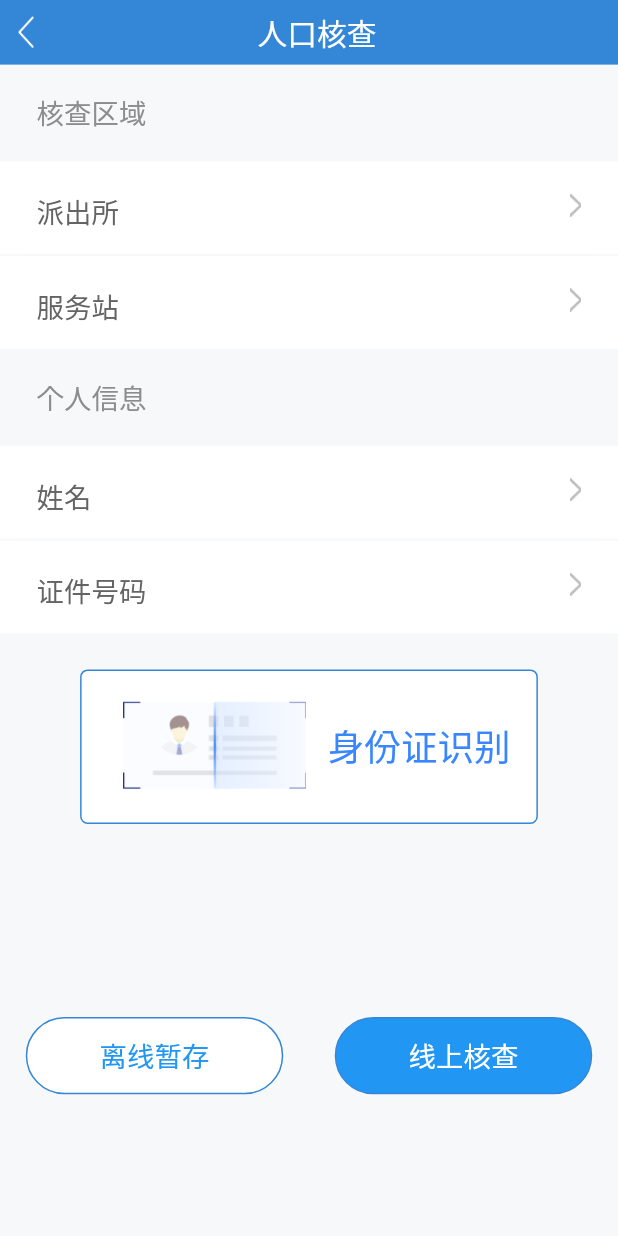
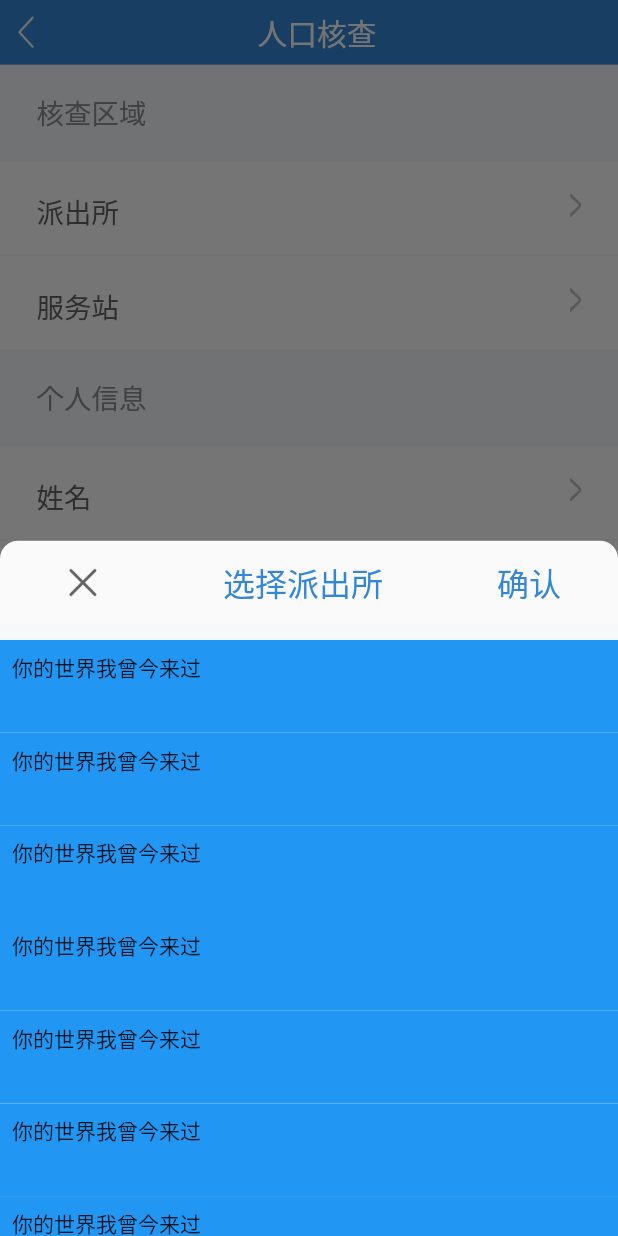
Before and after one commit to qianglifei/flutter_jwt, a Flutter app: the PeopleCheckScreen widget shown alone on an empty page, opened directly, after a tap on "服务站", on a phone screen of 412 x 824 dp. Run offline on Flutter 3.47's test engine with Material 2 defaults, Android fonts, the phone set to English and light mode, and no system bars; our stand-ins replace cookie_jar, dio, flutter_screenutil, shared_preferences, sqflite; accounts and stored records are empty.

Commit message:
1.首页界面搭建

```diff
--- a/lib/db/persion_db_provider.dart
+++ b/lib/db/persion_db_provider.dart
@@ -1,6 +1,3 @@
-
-import 'dart:html';
-
 import 'package:jwt/db/base_db_provider.dart';
 import 'package:jwt/entity/user_entity.dart';
 import 'package:sqflite/sqflite.dart';
--- a/lib/main/first_page/people_check_screen.dart
+++ b/lib/main/first_page/people_check_screen.dart
@@ -18,6 +18,9 @@ class PeopleCheckScreen extends BaseWidget{
 }
 
 class PeopleCheckScreenState extends BaseWidgetState<PeopleCheckScreen> {
+  List _list = [];
+  String _title = "";
+  Color _color;
   @override
   CustomAppBar getAppBar() {
     // TODO: implement getAppBar
@@ -71,6 +74,84 @@ class PeopleCheckScreenState extends BaseWidgetState<PeopleCheckScreen> {
                 "服务站",
                 callBack: (){
                   print("服务站被点击");
+                  showModalBottomSheet(
+                    shape: RoundedRectangleBorder(
+                      borderRadius: BorderRadius.only(topLeft: Radius.circular(12),topRight: Radius.circular(12)),
+                    ),
+                    context: context,
+                    builder: (BuildContext context) {
+                      return new Container(
+                        height: ScreenUtil().setHeight(1200),
+                        width: ScreenUtil().uiSize.width,
+                        child: Column(
+                          children: <Widget>[
+                            Container(
+                              height: ScreenUtil().setHeight(130),
+                              width: ScreenUtil().uiSize.width,
+                              child: Row(
+                                mainAxisSize: MainAxisSize.max,
+                                mainAxisAlignment: MainAxisAlignment.spaceAround,
+                                crossAxisAlignment: CrossAxisAlignment.center,
+                                children: <Widget>[
+                                    Image.asset(
+                                      "images/icon_close.png",
+                                      width: ScreenUtil().setWidth(91),
+                                      height: ScreenUtil().setHeight(91),
+                                      fit: BoxFit.contain,
+                                    ),
+                                    Text("选择派出所",style: TextStyle(fontSize: ScreenUtil().setSp(56),color: Color.fromRGBO(52,135,215,1))),
+                                    Text("确认",style: TextStyle(fontSize: ScreenUtil().setSp(56),color: Color.fromRGBO(52,135,215,1))),
+                                ],
+                              ),
+                            ),
+                            Container(
+                              height: ScreenUtil().setHeight(24),
+                              color: Color.fromRGBO(247,248,250,1),
+                            ),
+                            Expanded(
+                                child: ListView.builder(
+                                  itemCount: 40,
+                                  itemBuilder: (BuildContext context, int index) {
+                                    return GestureDetector(
+                                      child: new Container(
+                                          color: Colors.blue,
+                                          padding: const EdgeInsets.all(8.0),
+                                          width: ScreenUtil().uiSize.width,
+                                          height: ScreenUtil().setHeight(144),
+                                          child: Stack(
+                                            children: <Widget>[
+                                              Positioned(
+                                                 child: Text("你的世界我曾今来过")
+                                              ),
+                                              Positioned(
+
+                                                  child: Offstage(
+                                                    offstage: true,
+                                                    child: Image.asset("images/icon_"
+
+                                                    ),
+                                                  )
+                                              ),
+                                            ],
+                                          )
+                                      ),
+                                      onTap: (){
+                                        setState(() {
+                                          _title = _list[index];
+                                        });
+                                      },
+                                    );
+                                  },
+                                  shrinkWrap: true,
+                                ),
+                            ),
+                          ],
+                        )
+                      );
+                    },
+                  ).then((val) {
+                    print(val);
+                  });
                 }
             ),
           ),
--- a/pubspec.yaml
+++ b/pubspec.yaml
@@ -113,3 +113,4 @@ flutter:
     - images/icon_police.png
     - images/icon_more.png
     - images/icon_ocr.png
+    - images/icon_close.png
```
Also changed, not shown: images/icon_close.png (added).
